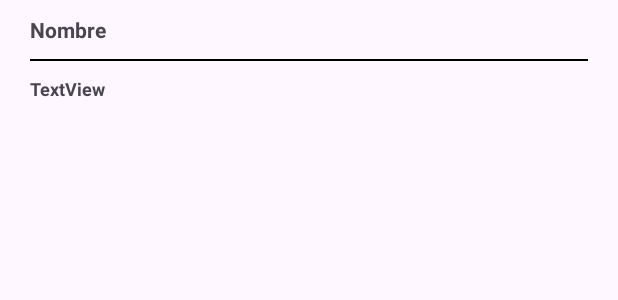
After one commit to Rango-98/ProyectoV1, an Android app: the layout items_lista_pedido.xml on its own in the app's theme, with its tools: preview values and no code run, on a phone screen of 412 x 824 dp. The commit adds this screen. Shown: the top 300 px of the screen. Run offline under Robolectric (Android 15) with nearby library versions, the phone set to English and light mode, and no system bars; network calls fail.

Commit message:
Se re acomodo los litados y ya funciona parcialemnte las opciones de agregar

```diff
--- a/app/src/main/res/layout/activity_pedidos.xml
+++ b/app/src/main/res/layout/activity_pedidos.xml
@@ -30,6 +30,7 @@
           app:layout_constraintTop_toTopOf="parent" />
 
       <ListView
+          android:id="@+id/lista_pedido"
           android:layout_width="410dp"
           android:layout_height="598dp"
           android:layout_marginTop="16dp"
--- /dev/null
+++ b/app/src/main/res/layout/items_lista_pedido.xml
@@ -0,0 +1,44 @@
+<?xml version="1.0" encoding="utf-8"?>
+<LinearLayout xmlns:android="http://schemas.android.com/apk/res/android"
+    android:layout_width="match_parent"
+    android:layout_height="wrap_content"
+    android:layout_marginTop="10dp">
+
+
+    <LinearLayout
+        android:layout_width="0dp"
+        android:layout_height="wrap_content"
+        android:layout_weight="80"
+        android:paddingStart="10dp"
+        android:paddingEnd="10dp"
+        android:orientation="vertical">
+
+        <TextView
+            android:id="@+id/tv_codigo_pedido"
+            android:layout_width="match_parent"
+            android:layout_height="wrap_content"
+            android:paddingStart="10dp"
+            android:layout_weight="1"
+            android:text="Nombre"
+            android:gravity="center|left"
+            android:textStyle="bold"
+            android:textSize="14sp" />
+
+        <View
+            android:layout_width="match_parent"
+            android:layout_height="1dp"
+            android:background="@color/black"
+            android:layout_margin="10dp"/>
+
+        <TextView
+            android:id="@+id/tv_status_pedido"
+            android:layout_width="match_parent"
+            android:layout_height="wrap_content"
+            android:paddingStart="10dp"
+            android:textSize="12sp"
+            android:layout_weight="1"
+            android:textStyle="bold"
+            android:text="TextView" />
+
+    </LinearLayout>
+</LinearLayout>
```
Also changed, not shown: app/src/main/java/com/example/proyectov1/clases/Adaptador_pedidos.java (added, +60 -0 lines), app/src/main/java/com/example/proyectov1/clases/Pedidos.java (added, +40 -0 lines), app/src/main/java/com/example/proyectov1/pedidosActivity.java (+85 -0 lines).
